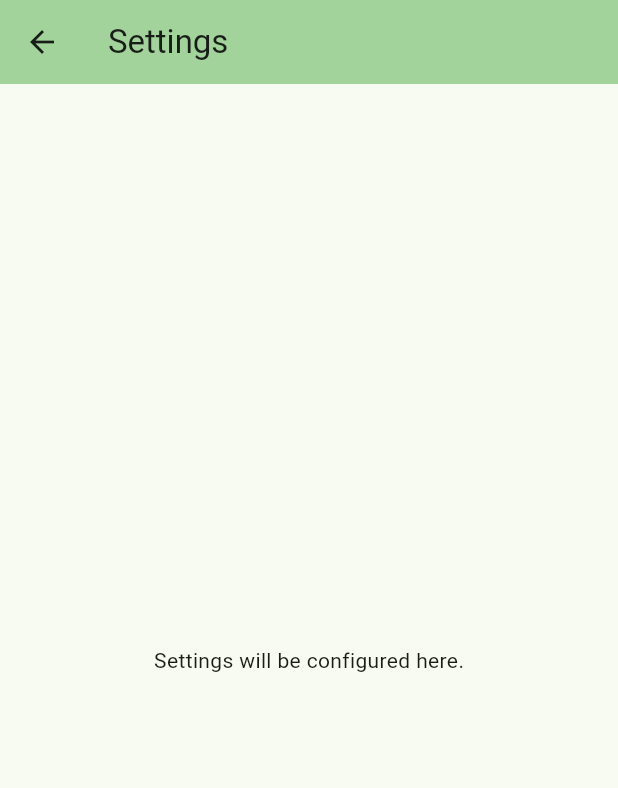
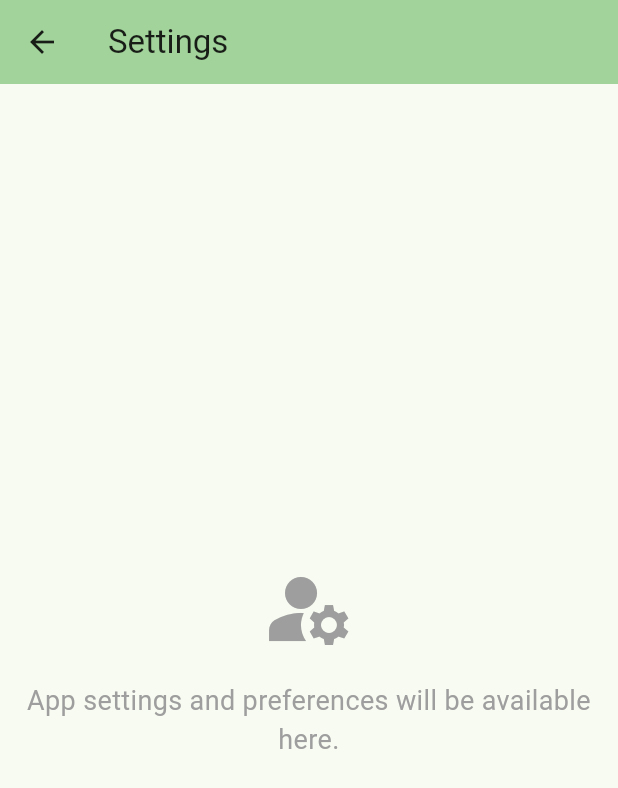
Before and after one commit to quadro-softworks/Expense-Tracker-, a Flutter app: the SettingsScreen screen opened directly, on a phone screen of 412 x 824 dp. Shown: the top 788 px of the screen. Run offline on Flutter 3.47's test engine with Material 3 defaults, Android fonts, the phone set to English and light mode, and no system bars.

Commit message:
refactor: Update placeholder content in SettingsScreen standalone file

```diff
--- a/lib/screens/settings_screen.dart
+++ b/lib/screens/settings_screen.dart
@@ -11,7 +11,18 @@ class SettingsScreen extends StatelessWidget {
         backgroundColor: Theme.of(context).colorScheme.inversePrimary,
       ),
       body: const Center(
-        child: Text('Settings will be configured here.'),
+        child: Column(
+          mainAxisAlignment: MainAxisAlignment.center,
+          children: [
+            Icon(Icons.manage_accounts, size: 64, color: Colors.grey),
+            SizedBox(height: 16),
+            Text(
+              'App settings and preferences will be available here.',
+              style: TextStyle(fontSize: 18, color: Colors.grey),
+              textAlign: TextAlign.center,
+            ),
+          ],
+        ),
       ),
     );
   }
```
